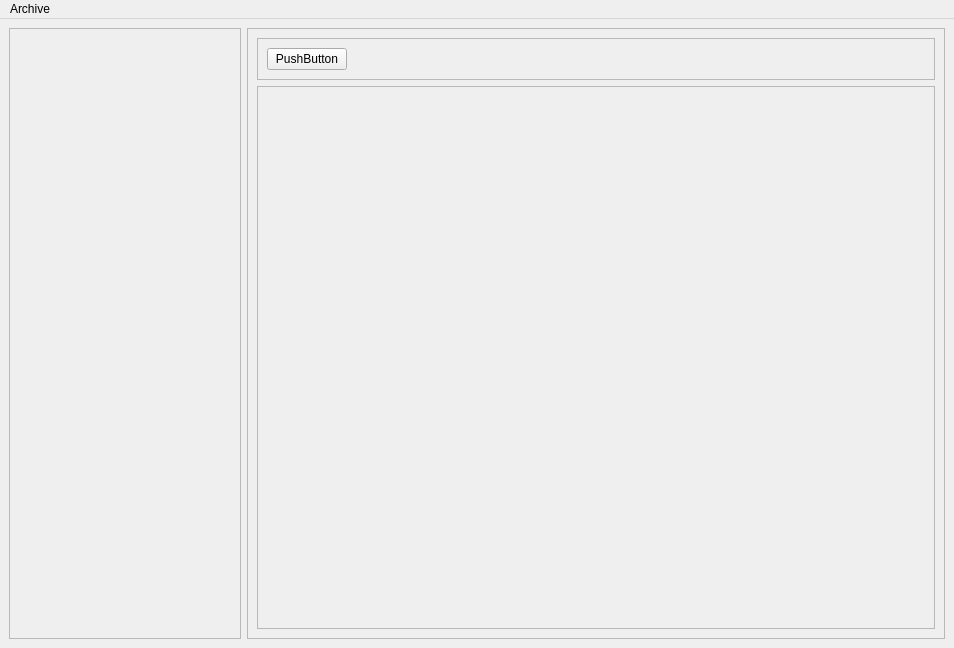
First picture: the form in main.ui, repository Gemmstone/PyNGtuber, before the edit.
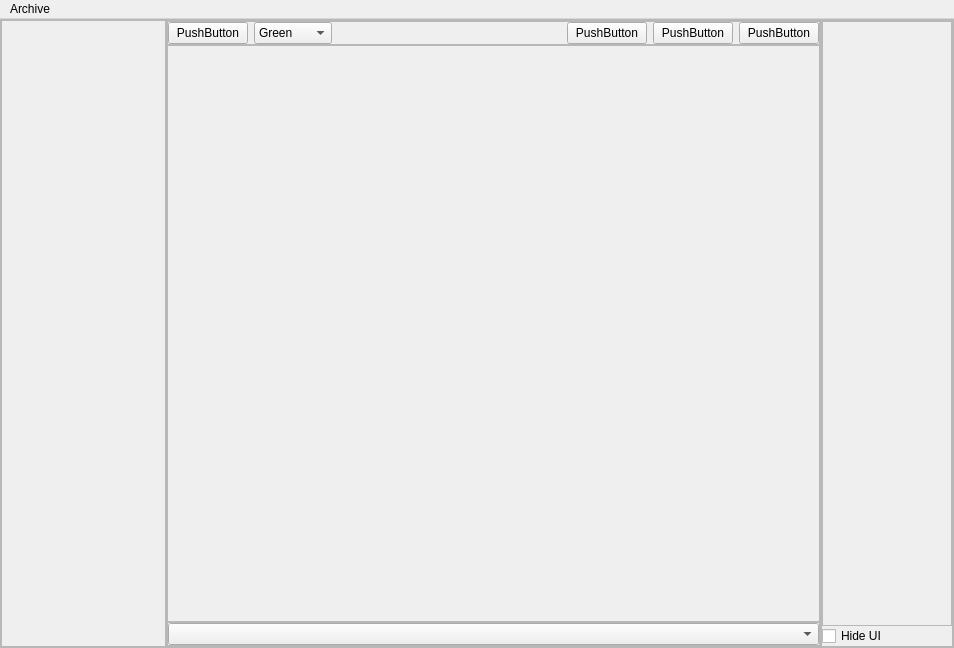
Second picture: the form after the edit.

```diff
--- a/main.ui
+++ b/main.ui
@@ -13,8 +13,56 @@
   <property name="windowTitle">
    <string>MainWindow</string>
   </property>
+  <property name="styleSheet">
+   <string notr="true"/>
+  </property>
   <widget class="QWidget" name="centralwidget">
+   <property name="styleSheet">
+    <string notr="true"/>
+   </property>
    <layout class="QHBoxLayout" name="horizontalLayout">
+    <property name="spacing">
+     <number>0</number>
+    </property>
+    <property name="leftMargin">
+     <number>0</number>
+    </property>
+    <property name="topMargin">
+     <number>0</number>
+    </property>
+    <property name="rightMargin">
+     <number>0</number>
+    </property>
+    <property name="bottomMargin">
+     <number>0</number>
+    </property>
+    <item>
+     <widget class="QFrame" name="backgroundFrame">
+      <property name="styleSheet">
+       <string notr="true"/>
+      </property>
+      <property name="frameShape">
+       <enum>QFrame::StyledPanel</enum>
+      </property>
+      <property name="frameShadow">
+       <enum>QFrame::Raised</enum>
+      </property>
+      <layout class="QHBoxLayout" name="horizontalLayout_4">
+       <property name="spacing">
+        <number>0</number>
+       </property>
+       <property name="leftMargin">
+        <number>0</number>
+       </property>
+       <property name="topMargin">
+        <number>0</number>
+       </property>
+       <property name="rightMargin">
+        <number>0</number>
+       </property>
+       <property name="bottomMargin">
+        <number>0</number>
+       </property>
     <item>
      <widget class="QScrollArea" name="scrollArea">
       <property name="sizePolicy">
@@ -25,13 +73,13 @@
       </property>
       <property name="minimumSize">
        <size>
-        <width>232</width>
+           <width>165</width>
         <height>0</height>
        </size>
       </property>
       <property name="maximumSize">
        <size>
-        <width>232</width>
+           <width>165</width>
         <height>16777215</height>
        </size>
       </property>
@@ -39,7 +87,7 @@
        <enum>Qt::ScrollBarAlwaysOff</enum>
       </property>
       <property name="horizontalScrollBarPolicy">
-       <enum>Qt::ScrollBarAlwaysOff</enum>
+          <enum>Qt::ScrollBarAsNeeded</enum>
       </property>
       <property name="widgetResizable">
        <bool>true</bool>
@@ -49,8 +97,8 @@
         <rect>
          <x>0</x>
          <y>0</y>
-         <width>228</width>
-         <height>598</height>
+            <width>161</width>
+            <height>606</height>
         </rect>
        </property>
        <layout class="QVBoxLayout" name="verticalLayout">
@@ -91,6 +139,21 @@
        <enum>QFrame::Raised</enum>
       </property>
       <layout class="QVBoxLayout" name="verticalLayout_3">
+          <property name="spacing">
+           <number>0</number>
+          </property>
+          <property name="leftMargin">
+           <number>0</number>
+          </property>
+          <property name="topMargin">
+           <number>0</number>
+          </property>
+          <property name="rightMargin">
+           <number>0</number>
+          </property>
+          <property name="bottomMargin">
+           <number>0</number>
+          </property>
        <item>
         <widget class="QFrame" name="frame">
          <property name="frameShape">
@@ -100,6 +163,18 @@
           <enum>QFrame::Raised</enum>
          </property>
          <layout class="QHBoxLayout" name="horizontalLayout_2">
+             <property name="leftMargin">
+              <number>0</number>
+             </property>
+             <property name="topMargin">
+              <number>0</number>
+             </property>
+             <property name="rightMargin">
+              <number>0</number>
+             </property>
+             <property name="bottomMargin">
+              <number>0</number>
+             </property>
           <item>
            <widget class="QPushButton" name="pushButton">
             <property name="text">
@@ -107,6 +182,40 @@
             </property>
            </widget>
           </item>
+             <item>
+              <widget class="QComboBox" name="comboBox">
+               <item>
+                <property name="text">
+                 <string>Green</string>
+                </property>
+               </item>
+               <item>
+                <property name="text">
+                 <string>Magenta</string>
+                </property>
+               </item>
+               <item>
+                <property name="text">
+                 <string>Cyan</string>
+                </property>
+               </item>
+               <item>
+                <property name="text">
+                 <string>Blue</string>
+                </property>
+               </item>
+               <item>
+                <property name="text">
+                 <string>Yellow</string>
+                </property>
+               </item>
+               <item>
+                <property name="text">
+                 <string>White</string>
+                </property>
+               </item>
+              </widget>
+             </item>
           <item>
            <spacer name="horizontalSpacer">
             <property name="orientation">
@@ -120,6 +229,27 @@
             </property>
            </spacer>
           </item>
+             <item>
+              <widget class="QPushButton" name="pushButton_3">
+               <property name="text">
+                <string>PushButton</string>
+               </property>
+              </widget>
+             </item>
+             <item>
+              <widget class="QPushButton" name="pushButton_2">
+               <property name="text">
+                <string>PushButton</string>
+               </property>
+              </widget>
+             </item>
+             <item>
+              <widget class="QPushButton" name="pushButton_4">
+               <property name="text">
+                <string>PushButton</string>
+               </property>
+              </widget>
+             </item>
          </layout>
         </widget>
        </item>
@@ -137,7 +267,158 @@
          <property name="frameShadow">
           <enum>QFrame::Raised</enum>
          </property>
-         <layout class="QVBoxLayout" name="verticalLayout_2"/>
+            <layout class="QVBoxLayout" name="verticalLayout_2">
+             <property name="spacing">
+              <number>0</number>
+             </property>
+             <property name="leftMargin">
+              <number>0</number>
+             </property>
+             <property name="topMargin">
+              <number>0</number>
+             </property>
+             <property name="rightMargin">
+              <number>0</number>
+             </property>
+             <property name="bottomMargin">
+              <number>0</number>
+             </property>
+            </layout>
+           </widget>
+          </item>
+          <item>
+           <widget class="QFrame" name="frame_2">
+            <property name="frameShape">
+             <enum>QFrame::StyledPanel</enum>
+            </property>
+            <property name="frameShadow">
+             <enum>QFrame::Raised</enum>
+            </property>
+            <layout class="QHBoxLayout" name="horizontalLayout_3">
+             <property name="leftMargin">
+              <number>0</number>
+             </property>
+             <property name="topMargin">
+              <number>0</number>
+             </property>
+             <property name="rightMargin">
+              <number>0</number>
+             </property>
+             <property name="bottomMargin">
+              <number>0</number>
+             </property>
+             <item>
+              <widget class="QComboBox" name="microphones">
+               <property name="toolTip">
+                <string>Microphone selection</string>
+               </property>
+              </widget>
+             </item>
+            </layout>
+           </widget>
+          </item>
+         </layout>
+        </widget>
+       </item>
+       <item>
+        <widget class="QFrame" name="frame_3">
+         <property name="frameShape">
+          <enum>QFrame::StyledPanel</enum>
+         </property>
+         <property name="frameShadow">
+          <enum>QFrame::Raised</enum>
+         </property>
+         <layout class="QVBoxLayout" name="verticalLayout_5">
+          <property name="spacing">
+           <number>0</number>
+          </property>
+          <property name="leftMargin">
+           <number>0</number>
+          </property>
+          <property name="topMargin">
+           <number>0</number>
+          </property>
+          <property name="rightMargin">
+           <number>0</number>
+          </property>
+          <property name="bottomMargin">
+           <number>0</number>
+          </property>
+          <item>
+           <widget class="QScrollArea" name="scrollArea_2">
+            <property name="sizePolicy">
+             <sizepolicy hsizetype="Preferred" vsizetype="Expanding">
+              <horstretch>0</horstretch>
+              <verstretch>0</verstretch>
+             </sizepolicy>
+            </property>
+            <property name="minimumSize">
+             <size>
+              <width>130</width>
+              <height>0</height>
+             </size>
+            </property>
+            <property name="maximumSize">
+             <size>
+              <width>130</width>
+              <height>16777215</height>
+             </size>
+            </property>
+            <property name="verticalScrollBarPolicy">
+             <enum>Qt::ScrollBarAlwaysOff</enum>
+            </property>
+            <property name="horizontalScrollBarPolicy">
+             <enum>Qt::ScrollBarAlwaysOff</enum>
+            </property>
+            <property name="widgetResizable">
+             <bool>true</bool>
+            </property>
+            <widget class="QWidget" name="scrollAreaWidgetContents_2">
+             <property name="geometry">
+              <rect>
+               <x>0</x>
+               <y>0</y>
+               <width>126</width>
+               <height>576</height>
+              </rect>
+             </property>
+             <layout class="QVBoxLayout" name="verticalLayout_4">
+              <property name="spacing">
+               <number>0</number>
+              </property>
+              <property name="leftMargin">
+               <number>0</number>
+              </property>
+              <property name="topMargin">
+               <number>0</number>
+              </property>
+              <property name="rightMargin">
+               <number>0</number>
+              </property>
+              <property name="bottomMargin">
+               <number>0</number>
+              </property>
+             </layout>
+            </widget>
+           </widget>
+          </item>
+          <item>
+           <widget class="QCheckBox" name="UIhide">
+            <property name="toolTip">
+             <string>Hides the UI when the user goes away</string>
+            </property>
+            <property name="text">
+             <string>Hide UI</string>
+            </property>
+            <property name="checked">
+             <bool>false</bool>
+            </property>
+            <property name="tristate">
+             <bool>false</bool>
+            </property>
+           </widget>
+          </item>
+         </layout>
         </widget>
        </item>
       </layout>
```
Lines whose indentation alone changed are shown as unchanged.
